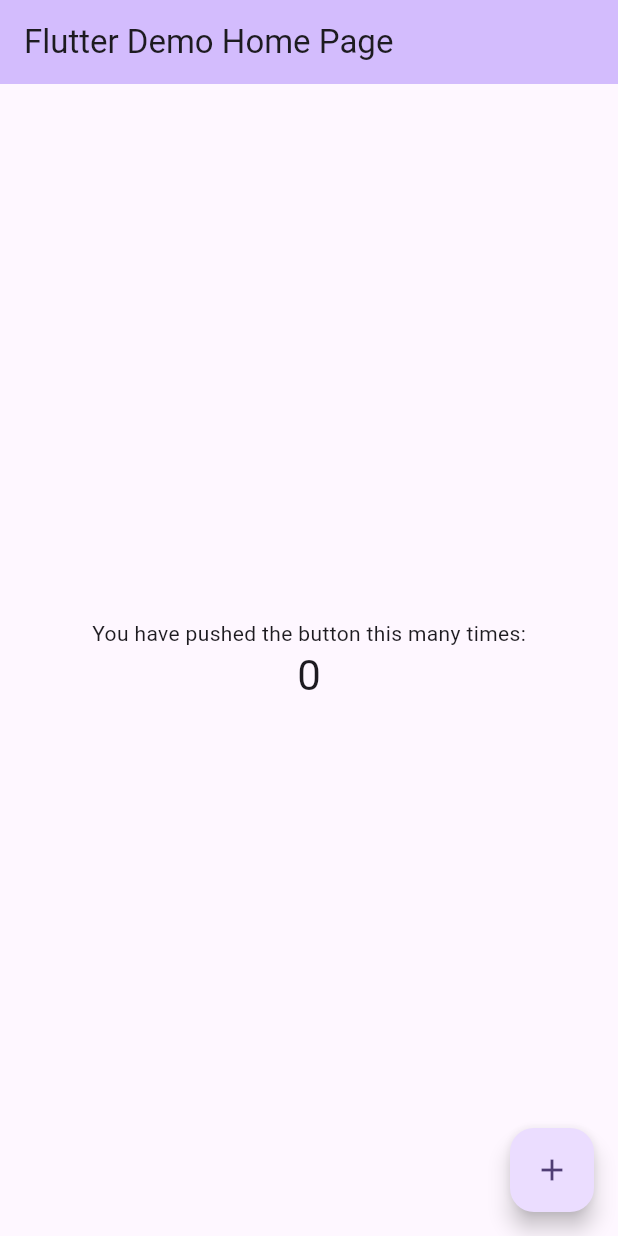
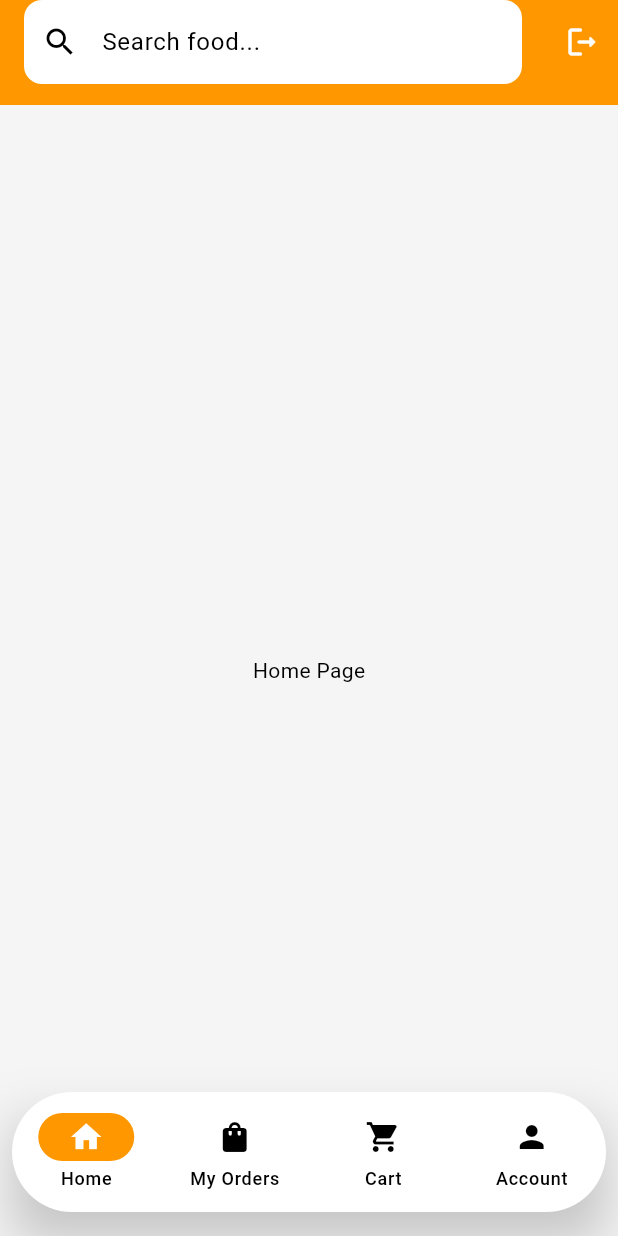
Before and after one commit to saepulfariz/flutter_foodstore, a Flutter app: the screen it shows after launch, on a phone screen of 412 x 824 dp. Run offline on Flutter 3.47's test engine with Material 3 defaults, Android fonts, the phone set to English and light mode, and no system bars; our stand-ins replace go_router.

Commit message:
feat: add dashboard shell route and pages with go_router navigation

```diff
--- /dev/null
+++ b/lib/app_router.dart
@@ -0,0 +1,44 @@
+import 'package:flutter_foodstore/page/dashboard/cart_page.dart';
+import 'package:flutter_foodstore/page/dashboard/dashboard_page.dart';
+import 'package:flutter_foodstore/page/dashboard/home_page.dart';
+import 'package:flutter_foodstore/page/dashboard/order_page.dart';
+import 'package:flutter_foodstore/page/dashboard/profile_page.dart';
+import 'package:go_router/go_router.dart';
+
+class AppRouter {
+  AppRouter();
+  late final GoRouter router = GoRouter(
+    initialLocation: '/dashboard/home',
+    routes: [
+      ShellRoute(
+        builder: (_, __, child) => DashboardPage(child: child),
+        routes: [
+          GoRoute(
+            path: '/dashboard/home',
+            builder: (_, __) {
+              return HomePage();
+            },
+          ),
+          GoRoute(
+            path: '/dashboard/order',
+            builder: (context, state) {
+              return OrderPage();
+            },
+          ),
+          GoRoute(
+            path: '/dashboard/cart',
+            builder: (context, state) {
+              return CartPage();
+            },
+          ),
+          GoRoute(
+            path: '/dashboard/profile',
+            builder: (context, state) {
+              return ProfilePage();
+            },
+          ),
+        ],
+      ),
+    ],
+  );
+}
--- a/lib/main.dart
+++ b/lib/main.dart
@@ -1,122 +1,26 @@
 import 'package:flutter/material.dart';
+import 'package:flutter_foodstore/app_router.dart';
 
 void main() {
-  runApp(const MyApp());
+  final appRouter = AppRouter();
+
+  runApp(MyApp(appRouter: appRouter));
 }
 
 class MyApp extends StatelessWidget {
-  const MyApp({super.key});
+  final AppRouter appRouter;
+  const MyApp({super.key, required this.appRouter});
 
-  // This widget is the root of your application.
   @override
   Widget build(BuildContext context) {
-    return MaterialApp(
-      title: 'Flutter Demo',
+    return MaterialApp.router(
+      title: 'Food Store',
       theme: ThemeData(
-        // This is the theme of your application.
-        //
-        // TRY THIS: Try running your application with "flutter run". You'll see
-        // the application has a purple toolbar. Then, without quitting the app,
-        // try changing the seedColor in the colorScheme below to Colors.green
-        // and then invoke "hot reload" (save your changes or press the "hot
-        // reload" button in a Flutter-supported IDE, or press "r" if you used
-        // the command line to start the app).
-        //
-        // Notice that the counter didn't reset back to zero; the application
-        // state is not lost during the reload. To reset the state, use hot
-        // restart instead.
-        //
-        // This works for code too, not just values: Most code changes can be
-        // tested with just a hot reload.
-        colorScheme: .fromSeed(seedColor: Colors.deepPurple),
+        scaffoldBackgroundColor: Colors.grey.shade100,
+        colorScheme: ColorScheme.fromSwatch(primarySwatch: Colors.orange),
+        useMaterial3: true,
       ),
-      home: const MyHomePage(title: 'Flutter Demo Home Page'),
+      routerConfig: appRouter.router,
     );
   }
 }
-
-class MyHomePage extends StatefulWidget {
-  const MyHomePage({super.key, required this.title});
-
-  // This widget is the home page of your application. It is stateful, meaning
-  // that it has a State object (defined below) that contains fields that affect
-  // how it looks.
-
-  // This class is the configuration for the state. It holds the values (in this
-  // case the title) provided by the parent (in this case the App widget) and
-  // used by the build method of the State. Fields in a Widget subclass are
-  // always marked "final".
-
-  final String title;
-
-  @override
-  State<MyHomePage> createState() => _MyHomePageState();
-}
-
-class _MyHomePageState extends State<MyHomePage> {
-  int _counter = 0;
-
-  void _incrementCounter() {
-    setState(() {
-      // This call to setState tells the Flutter framework that something has
-      // changed in this State, which causes it to rerun the build method below
-      // so that the display can reflect the updated values. If we changed
-      // _counter without calling setState(), then the build method would not be
-      // called again, and so nothing would appear to happen.
-      _counter++;
-    });
-  }
-
-  @override
-  Widget build(BuildContext context) {
-    // This method is rerun every time setState is called, for instance as done
-    // by the _incrementCounter method above.
-    //
-    // The Flutter framework has been optimized to make rerunning build methods
-    // fast, so that you can just rebuild anything that needs updating rather
-    // than having to individually change instances of widgets.
-    return Scaffold(
-      appBar: AppBar(
-        // TRY THIS: Try changing the color here to a specific color (to
-        // Colors.amber, perhaps?) and trigger a hot reload to see the AppBar
-        // change color while the other colors stay the same.
-        backgroundColor: Theme.of(context).colorScheme.inversePrimary,
-        // Here we take the value from the MyHomePage object that was created by
-        // the App.build method, and use it to set our appbar title.
-        title: Text(widget.title),
-      ),
-      body: Center(
-        // Center is a layout widget. It takes a single child and positions it
-        // in the middle of the parent.
-        child: Column(
-          // Column is also a layout widget. It takes a list of children and
-          // arranges them vertically. By default, it sizes itself to fit its
-          // children horizontally, and tries to be as tall as its parent.
-          //
-          // Column has various properties to control how it sizes itself and
-          // how it positions its children. Here we use mainAxisAlignment to
-          // center the children vertically; the main axis here is the vertical
-          // axis because Columns are vertical (the cross axis would be
-          // horizontal).
-          //
-          // TRY THIS: Invoke "debug painting" (choose the "Toggle Debug Paint"
-          // action in the IDE, or press "p" in the console), to see the
-          // wireframe for each widget.
-          mainAxisAlignment: .center,
-          children: [
-            const Text('You have pushed the button this many times:'),
-            Text(
-              '$_counter',
-              style: Theme.of(context).textTheme.headlineMedium,
-            ),
-          ],
-        ),
-      ),
-      floatingActionButton: FloatingActionButton(
-        onPressed: _incrementCounter,
-        tooltip: 'Increment',
-        child: const Icon(Icons.add),
-      ),
-    );
-  }
-}
--- /dev/null
+++ b/lib/page/dashboard/cart_page.dart
@@ -0,0 +1,15 @@
+import 'package:flutter/material.dart';
+
+class CartPage extends StatefulWidget {
+  const CartPage({super.key});
+
+  @override
+  State<CartPage> createState() => _CartPageState();
+}
+
+class _CartPageState extends State<CartPage> {
+  @override
+  Widget build(BuildContext context) {
+    return Center(child: Text('Cart Page'));
+  }
+}
--- /dev/null
+++ b/lib/page/dashboard/dashboard_page.dart
@@ -0,0 +1,144 @@
+import 'package:flutter/material.dart';
+import 'package:go_router/go_router.dart';
+
+class DashboardPage extends StatefulWidget {
+  final Widget child;
+  const DashboardPage({super.key, required this.child});
+
+  @override
+  State<DashboardPage> createState() => _DashboardPageState();
+}
+
+class _DashboardPageState extends State<DashboardPage> {
+  final TextEditingController _searchController = TextEditingController();
+  final tabs = [
+    '/dashboard/home',
+    '/dashboard/order',
+    '/dashboard/cart',
+    '/dashboard/profile',
+  ];
+
+  int currentIndex = 0;
+
+  final List<NavigationDestination> _appBarDestinations = const [
+    NavigationDestination(
+      selectedIcon: Icon(Icons.home, color: Colors.white),
+      icon: Icon(Icons.home),
+      label: 'Home',
+    ),
+    NavigationDestination(
+      selectedIcon: Icon(Icons.shopping_bag, color: Colors.white),
+      icon: Icon(Icons.shopping_bag),
+      label: 'My Orders',
+    ),
+    NavigationDestination(
+      selectedIcon: Icon(Icons.shopping_cart, color: Colors.white),
+      icon: Icon(Icons.shopping_cart),
+      label: 'Cart',
+    ),
+    NavigationDestination(
+      selectedIcon: Icon(Icons.person, color: Colors.white),
+      icon: Icon(Icons.person),
+      label: 'Account',
+    ),
+  ];
+
+  @override
+  void didChangeDependencies() {
+    super.didChangeDependencies();
+    final location = GoRouterState.of(context).uri.toString();
+    final index = tabs.indexWhere((tab) => location.startsWith(tab));
+    setState(() {
+      currentIndex = index == -1 ? 0 : index;
+    });
+  }
+
+  @override
+  Widget build(BuildContext context) {
+    final isLoggedIn = true;
+    return Scaffold(
+      appBar: _buildAppBar(isLoggedIn),
+      body: widget.child,
+      extendBody: true,
+      bottomNavigationBar: _buildBottomNavigationBar(),
+    );
+  }
+
+  /// **App Bar dengan Search Field dan Logout Button**
+  PreferredSizeWidget _buildAppBar(bool isLoggedIn) {
+    return PreferredSize(
+      preferredSize: const Size.fromHeight(70),
+      child: AppBar(
+        backgroundColor: Theme.of(context).colorScheme.primary,
+        title: Padding(
+          padding: const EdgeInsets.symmetric(vertical: 10.0),
+          child: _buildSearchField(),
+        ),
+        actions: [if (isLoggedIn) _buildLogoutButton()],
+      ),
+    );
+  }
+
+  /// **Search Field di App Bar**
+  Widget _buildSearchField() {
+    return TextField(
+      controller: _searchController,
+      onSubmitted: (query) {
+        if (query.isNotEmpty) {
+          // Navigate to search results page
+        }
+      },
+      decoration: InputDecoration(
+        hintText: 'Search food...',
+        prefixIcon: const Icon(Icons.search),
+        border: OutlineInputBorder(
+          borderRadius: BorderRadius.circular(12.0),
+          borderSide: BorderSide.none,
+        ),
+        filled: true,
+        fillColor: Colors.white,
+      ),
+    );
+  }
+
+  /// **Tombol Logout (hanya muncul di tab Profile)**
+  Widget _buildLogoutButton() {
+    return IconButton(
+      onPressed: () {
+        // Logout User
+      },
+      icon: const Icon(Icons.logout_rounded),
+      color: Colors.white,
+    );
+  }
+
+  /// **Bottom Navigation Bar**
+  Widget _buildBottomNavigationBar() {
+    return Container(
+      margin: const EdgeInsets.only(bottom: 16.0, left: 8.0, right: 8.0),
+      decoration: BoxDecoration(
+        boxShadow: [
+          BoxShadow(
+            color: Colors.black.withValues(alpha: 0.2),
+            blurRadius: 30.0,
+            offset: const Offset(0, 20),
+          ),
+        ],
+      ),
+      child: ClipRRect(
+        borderRadius: BorderRadius.circular(50.0),
+        child: NavigationBar(
+          surfaceTintColor: Colors.white,
+          labelBehavior: NavigationDestinationLabelBehavior.alwaysShow,
+          selectedIndex: currentIndex,
+          backgroundColor: Colors.white,
+          onDestinationSelected: (index) {
+            setState(() => currentIndex = index);
+            context.go(tabs[index]);
+          },
+          destinations: _appBarDestinations,
+        ),
+      ),
+    );
+  }
+}
--- /dev/null
+++ b/lib/page/dashboard/home_page.dart
@@ -0,0 +1,15 @@
+import 'package:flutter/material.dart';
+
+class HomePage extends StatefulWidget {
+  const HomePage({super.key});
+
+  @override
+  State<HomePage> createState() => _HomePageState();
+}
+
+class _HomePageState extends State<HomePage> {
+  @override
+  Widget build(BuildContext context) {
+    return Center(child: Text('Home Page'));
+  }
+}
--- /dev/null
+++ b/lib/page/dashboard/order_page.dart
@@ -0,0 +1,15 @@
+import 'package:flutter/material.dart';
+
+class OrderPage extends StatefulWidget {
+  const OrderPage({super.key});
+
+  @override
+  State<OrderPage> createState() => _OrderPageState();
+}
+
+class _OrderPageState extends State<OrderPage> {
+  @override
+  Widget build(BuildContext context) {
+    return Center(child: Text('Order Page'));
+  }
+}
--- /dev/null
+++ b/lib/page/dashboard/profile_page.dart
@@ -0,0 +1,15 @@
+import 'package:flutter/material.dart';
+
+class ProfilePage extends StatefulWidget {
+  const ProfilePage({super.key});
+
+  @override
+  State<ProfilePage> createState() => _ProfilePageState();
+}
+
+class _ProfilePageState extends State<ProfilePage> {
+  @override
+  Widget build(BuildContext context) {
+    return Center(child: Text('Profile Page'));
+  }
+}
```
